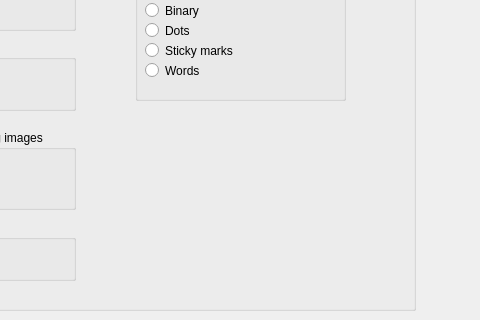
This is screens/ui/config.ui in Raffique/Capstone as Qt 5 draws it before an edit; both pictures show x 185 to 665 and y 160 to 480 of the 800 by 600 pixel window. The edited form follows.
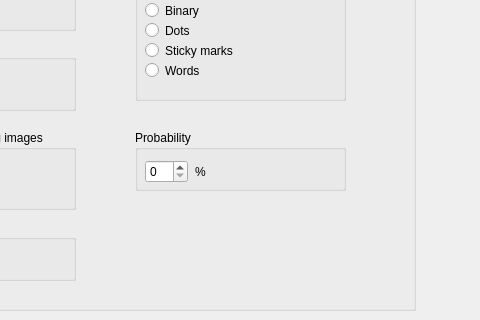
This is the edited form.

Patch:
```diff
--- a/screens/ui/config.ui
+++ b/screens/ui/config.ui
@@ -252,6 +252,42 @@
      </property>
     </widget>
    </widget>
+   <widget class="QGroupBox" name="groupBox_7">
+    <property name="geometry">
+     <rect>
+      <x>270</x>
+      <y>200</y>
+      <width>211</width>
+      <height>61</height>
+     </rect>
+    </property>
+    <property name="title">
+     <string>Probability</string>
+    </property>
+    <widget class="QSpinBox" name="spinBox">
+     <property name="geometry">
+      <rect>
+       <x>10</x>
+       <y>30</y>
+       <width>43</width>
+       <height>23</height>
+      </rect>
+     </property>
+    </widget>
+    <widget class="QLabel" name="label_2">
+     <property name="geometry">
+      <rect>
+       <x>60</x>
+       <y>34</y>
+       <width>21</width>
+       <height>16</height>
+      </rect>
+     </property>
+     <property name="text">
+      <string>%</string>
+     </property>
+    </widget>
+   </widget>
   </widget>
   <widget class="QPushButton" name="pushButton_5">
    <property name="geometry">
```
